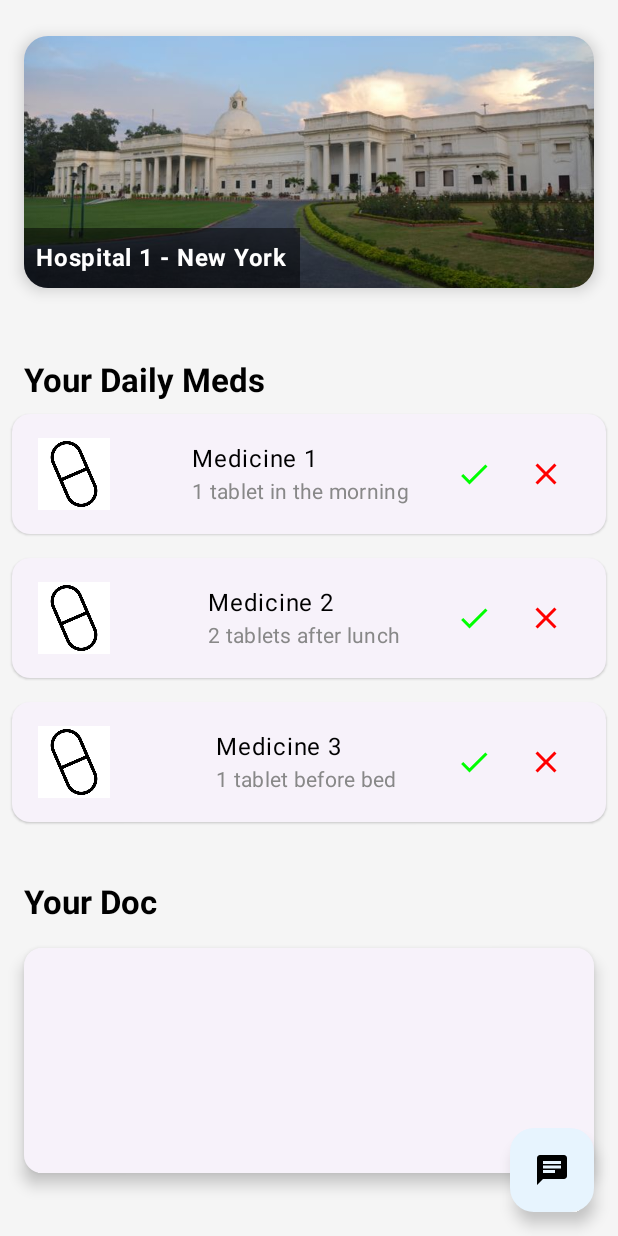
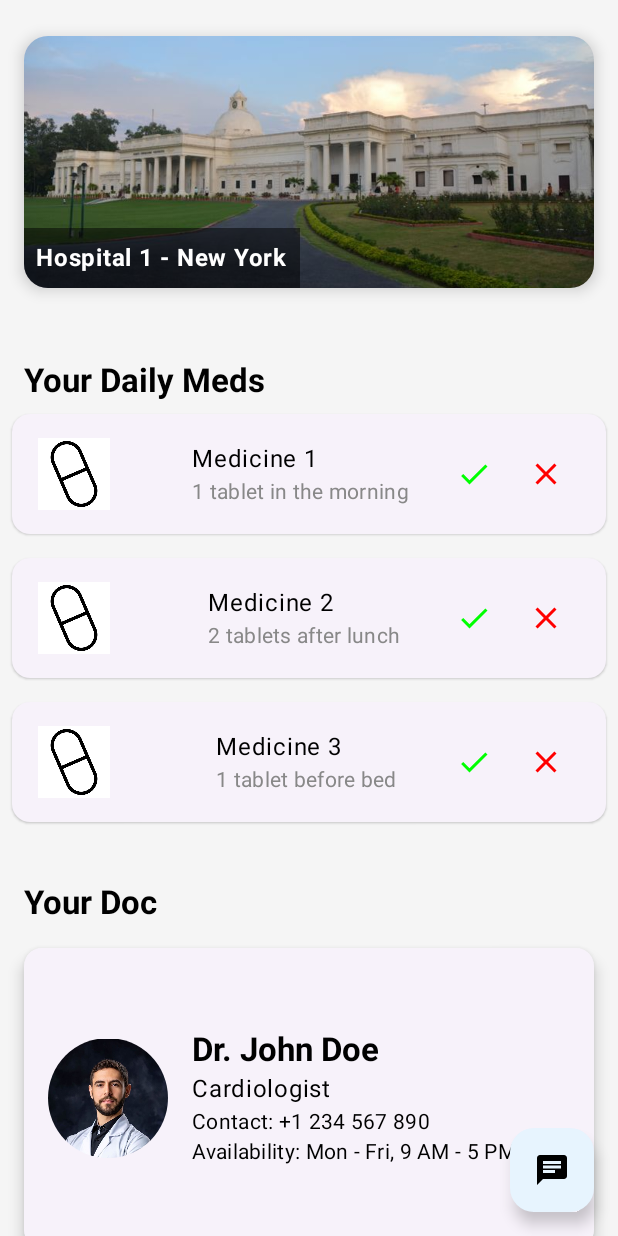
Before and after one commit to SahilKumar75/MediGo, an Android app built with Jetpack Compose: the composable HomeScreen shown on its own in the app's theme, on a phone screen of 412 x 824 dp. Run offline under Robolectric (Android 15) with nearby library versions, the phone set to English and light mode, and no system bars; our stand-ins replace accompanist.

Commit message:
doc details updated

```diff
--- /dev/null
+++ b/app/src/main/java/com/example/musical/common/utils/DoctorDetails.kt
@@ -0,0 +1,92 @@
+package com.example.musical.common.utils
+
+import androidx.compose.animation.*
+import androidx.compose.animation.core.tween
+import androidx.compose.foundation.Image
+import androidx.compose.foundation.clickable
+import androidx.compose.foundation.layout.*
+import androidx.compose.foundation.shape.CircleShape
+import androidx.compose.material3.*
+import androidx.compose.runtime.*
+import androidx.compose.ui.Alignment
+import androidx.compose.ui.Modifier
+import androidx.compose.ui.draw.clip
+import androidx.compose.ui.res.painterResource
+import androidx.compose.ui.text.font.FontWeight
+import androidx.compose.ui.unit.dp
+import com.example.musical.R
+
+data class Doctor(
+    val imageRes: Int,
+    val name: String,
+    val specialty: String,
+    val contact: String,
+    val availability: String
+)
+
+@OptIn(ExperimentalAnimationApi::class)
+@Composable
+fun DoctorDetailsCard(doctor: Doctor) {
+    var flipped by remember { mutableStateOf(false) }
+
+    ElevatedCard(
+        elevation = CardDefaults.cardElevation(defaultElevation = 6.dp),
+        modifier = Modifier
+            .fillMaxWidth()
+            .padding(16.dp)
+            .height(200.dp)
+            .clickable { flipped = !flipped }
+    ) {
+        Box(
+            modifier = Modifier.fillMaxSize(),
+            contentAlignment = Alignment.Center
+        ) {
+            AnimatedContent(
+                targetState = flipped,
+                transitionSpec = {
+                    fadeIn(animationSpec = tween(600)) with fadeOut(animationSpec = tween(600))
+                }
+            ) { targetFlipped ->
+                if (targetFlipped) {
+                    Column(
+                        modifier = Modifier
+                            .fillMaxSize()
+                            .padding(16.dp),
+                        verticalArrangement = Arrangement.Center,
+                        horizontalAlignment = Alignment.CenterHorizontally
+                    ) {
+                        Text(text = "Doctor's More Details", style = MaterialTheme.typography.titleLarge.copy(fontWeight = FontWeight.Bold))
+                        Spacer(modifier = Modifier.height(8.dp))
+                        // Add more detailed information here
+                        Text(text = "Dr. John Doe has over 20 years of experience in cardiology and has been awarded several accolades for his outstanding service.", style = MaterialTheme.typography.bodyMedium)
+                    }
+                } else {
+                    Row(
+                        modifier = Modifier
+                            .fillMaxSize()
+                            .padding(16.dp),
+                        verticalAlignment = Alignment.CenterVertically,
+                        horizontalArrangement = Arrangement.Start
+                    ) {
+                        Image(
+                            painter = painterResource(id = doctor.imageRes),
+                            contentDescription = null,
+                            modifier = Modifier
+                                .size(80.dp)
+                                .clip(CircleShape)
+                        )
+                        Spacer(modifier = Modifier.width(16.dp))
+                        Column(
+                            verticalArrangement = Arrangement.Center
+                        ) {
+                            Text(text = doctor.name, style = MaterialTheme.typography.titleLarge.copy(fontWeight = FontWeight.Bold))
+                            Text(text = doctor.specialty, style = MaterialTheme.typography.bodyLarge)
+                            Text(text = "Contact: ${doctor.contact}", style = MaterialTheme.typography.bodyMedium)
+                            Text(text = "Availability: ${doctor.availability}", style = MaterialTheme.typography.bodyMedium)
+                        }
+                    }
+                }
+            }
+        }
+    }
+}
--- a/app/src/main/java/com/example/musical/presentation/home/HomeScreen.kt
+++ b/app/src/main/java/com/example/musical/presentation/home/HomeScreen.kt
@@ -17,6 +17,8 @@ import androidx.compose.foundation.lazy.LazyColumn
 import androidx.compose.foundation.lazy.items
 import androidx.compose.ui.text.font.FontWeight
 import com.example.musical.R
+import com.example.musical.common.utils.Doctor
+import com.example.musical.common.utils.DoctorDetailsCard
 import com.example.musical.presentation.home.components.ImageCarousel
 import com.example.musical.presentation.home.components.MedItem
 import com.example.musical.presentation.home.components.Medication
@@ -32,6 +34,13 @@ fun HomeScreen(navController: NavController) {
             Medication(R.drawable.med3, "Medicine 3", "1 tablet before bed")
         )
     }
+    val doctor = Doctor(
+        imageRes = R.drawable.doc_image, // Replace with your doctor image resource
+        name = "Dr. John Doe",
+        specialty = "Cardiologist",
+        contact = "+1 234 567 890",
+        availability = "Mon - Fri, 9 AM - 5 PM"
+    )
 
     Scaffold(
         floatingActionButton = {
@@ -135,21 +144,7 @@ fun HomeScreen(navController: NavController) {
                                 .fillMaxWidth()
                                 .padding(start = 16.dp, top = 16.dp)
                         )
-                        ElevatedCard(
-                            elevation = CardDefaults.cardElevation(defaultElevation = 6.dp),
-                            modifier = Modifier
-                                .fillMaxWidth()
-                                .padding(16.dp)
-                                .height(150.dp)
-                        ) {
-                            Column(
-                                modifier = Modifier.padding(16.dp),
-                                verticalArrangement = Arrangement.Center,
-                                horizontalAlignment = Alignment.CenterHorizontally
-                            ) {
-                                // Add more content related to "Your Doc" here
-                            }
-                        }
+                        DoctorDetailsCard(doctor)
                     }
                 }
             }
```
Also changed, not shown: app/src/main/res/drawable/doc_image.jpeg (added).
